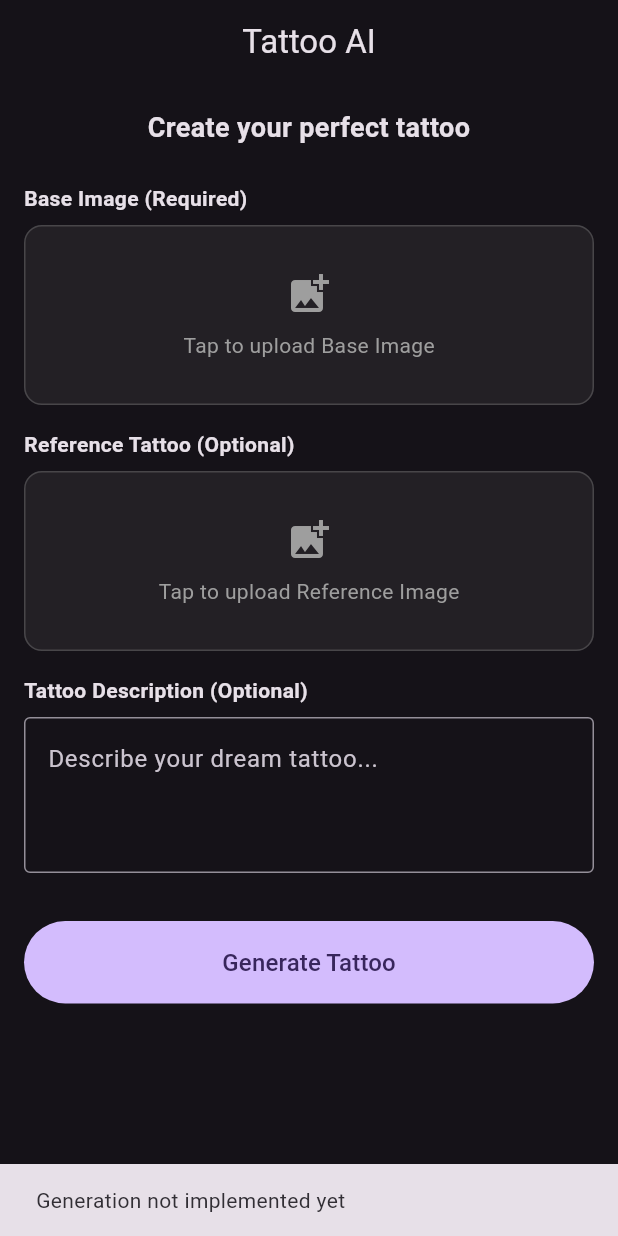
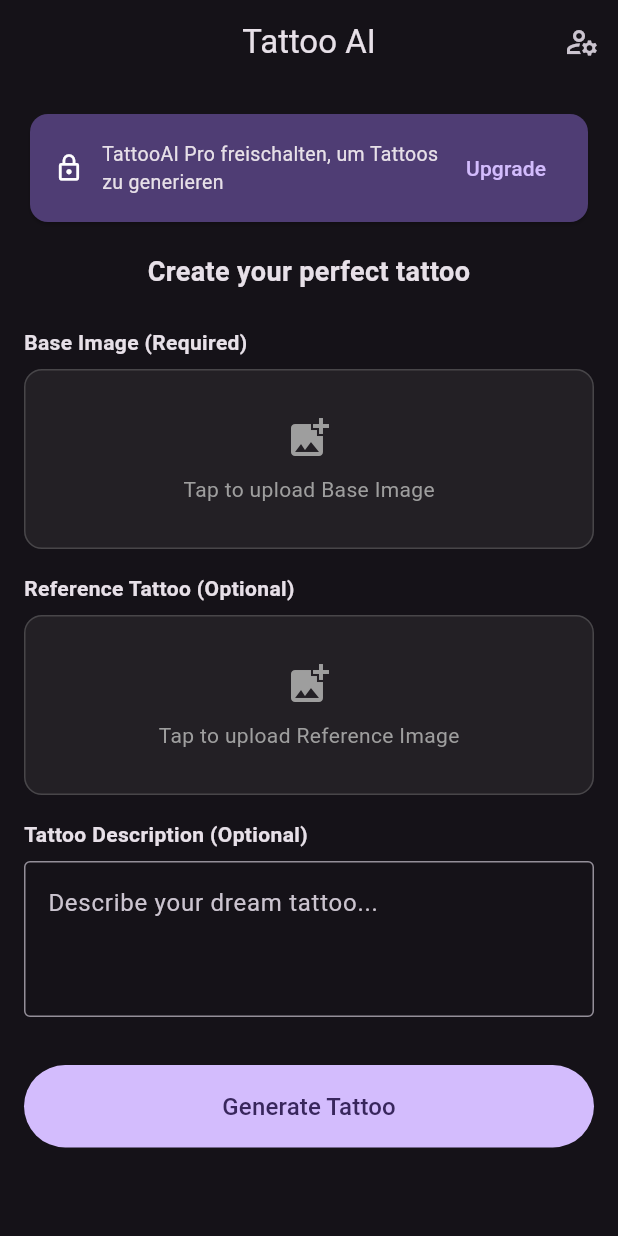
Before and after one commit to Zynachinos/TattooAI, a Flutter app: the screen it shows after launch, after a tap on "Generate Tattoo", on a phone screen of 412 x 824 dp. Run offline on Flutter 3.47's test engine with Material 3 defaults, Android fonts, the phone set to English and light mode, and no system bars; our stand-ins replace firebase_core; missing offline and left inert: purchases_flutter, purchases_ui_flutter; accounts and stored records are empty.

Commit message:
feat: implement billing service and integrate RevenueCat for subscription management

```diff
--- a/lib/app.dart
+++ b/lib/app.dart
@@ -1,4 +1,5 @@
 import 'package:flutter/material.dart';
+import 'features/billing/billing_service.dart';
 import 'screens/create_tattoo_screen.dart';
 
 class TattooAiApp extends StatelessWidget {
@@ -15,7 +16,10 @@ class TattooAiApp extends StatelessWidget {
         ),
         useMaterial3: true,
       ),
-      home: const CreateTattooScreen(),
+      home: ListenableBuilder(
+        listenable: BillingService.instance,
+        builder: (context, _) => const CreateTattooScreen(),
+      ),
       debugShowCheckedModeBanner: false,
     );
   }
--- /dev/null
+++ b/lib/core/config/app_config.dart
@@ -0,0 +1,20 @@
+import 'dart:io';
+
+class AppConfig {
+  // TODO: Schritt 1.3 — ersetzen mit echtem Android Key aus RevenueCat Dashboard (goog_xxxxx)
+  static const String _androidKey = 'test_DCHzncukfpoRyXODyXoyBXGzUNZ';
+
+  // TODO: Schritt 11.1 (Mac-Handoff) — iOS Key aus RevenueCat Dashboard eintragen
+  static const String _iosKey = '';
+
+  static String get revenueCatApiKey =>
+      Platform.isAndroid ? _androidKey : _iosKey;
+
+  static const String entitlementId = 'TattooAI Pro';
+
+  // RevenueCat offering/product identifiers
+  static const String offeringDefault = 'default';
+  static const String productLifetime = 'lifetime';
+  static const String productYearly = 'yearly';
+  static const String productMonthly = 'monthly';
+}
--- /dev/null
+++ b/lib/features/billing/billing_service.dart
@@ -0,0 +1,149 @@
+import 'package:flutter/foundation.dart';
+import 'package:flutter/services.dart';
+import 'package:purchases_flutter/purchases_flutter.dart';
+import 'package:purchases_ui_flutter/purchases_ui_flutter.dart';
+import '../../core/config/app_config.dart';
+
+class BillingService extends ChangeNotifier {
+  BillingService._();
+  static final BillingService instance = BillingService._();
+
+  CustomerInfo? _customerInfo;
+  bool _isLoading = false;
+  String? _error;
+
+  CustomerInfo? get customerInfo => _customerInfo;
+  bool get isLoading => _isLoading;
+  String? get error => _error;
+
+  bool get isPro =>
+      _customerInfo?.entitlements.active
+          .containsKey(AppConfig.entitlementId) ??
+      false;
+
+  // ─── Init ───────────────────────────────────────────────────────────────────
+
+  Future<void> configure({String? firebaseUid}) async {
+    if (kDebugMode) await Purchases.setLogLevel(LogLevel.debug);
+
+    final config = PurchasesConfiguration(AppConfig.revenueCatApiKey)
+      ..appUserID = firebaseUid;
+
+    await Purchases.configure(config);
+    Purchases.addCustomerInfoUpdateListener(_handleCustomerInfoUpdate);
+    await _fetchCustomerInfo();
+  }
+
+  // ─── Auth sync ──────────────────────────────────────────────────────────────
+
+  Future<void> login(String firebaseUid) async {
+    try {
+      final result = await Purchases.logIn(firebaseUid);
+      _handleCustomerInfoUpdate(result.customerInfo);
+    } on PlatformException catch (e) {
+      _setError('Login fehlgeschlagen: ${e.message}');
+    }
+  }
+
+  Future<void> logout() async {
+    try {
+      final info = await Purchases.logOut();
+      _handleCustomerInfoUpdate(info);
+    } on PlatformException catch (e) {
+      _setError('Logout fehlgeschlagen: ${e.message}');
+    }
+  }
+
+  // ─── Customer info ──────────────────────────────────────────────────────────
+
+  Future<void> refreshCustomerInfo() => _fetchCustomerInfo();
+
+  Future<void> _fetchCustomerInfo() async {
+    _setLoading(true);
+    try {
+      final info = await Purchases.getCustomerInfo();
+      _handleCustomerInfoUpdate(info);
+    } on PlatformException catch (e) {
+      _setError('Kundendaten konnten nicht geladen werden: ${e.message}');
+    } finally {
+      _setLoading(false);
+    }
+  }
+
+  void _handleCustomerInfoUpdate(CustomerInfo info) {
+    _customerInfo = info;
+    _error = null;
+    notifyListeners();
+  }
+
+  // ─── Purchases ──────────────────────────────────────────────────────────────
+
+  Future<bool> restorePurchases() async {
+    _setLoading(true);
+    try {
+      final info = await Purchases.restorePurchases();
+      _handleCustomerInfoUpdate(info);
+      return info.entitlements.active.containsKey(AppConfig.entitlementId);
+    } on PlatformException catch (e) {
+      _setError('Wiederherstellung fehlgeschlagen: ${e.message}');
+      return false;
+    } finally {
+      _setLoading(false);
+    }
+  }
+
+  // ─── Paywall ─────────────────────────────────────────────────────────────────
+
+  /// Always shows the paywall regardless of entitlement status.
+  Future<PaywallResult> presentPaywall({
+    Offering? offering,
+    bool displayCloseButton = true,
+  }) async {
+    return RevenueCatUI.presentPaywall(
+      offering: offering,
+      displayCloseButton: displayCloseButton,
+    );
+  }
+
+  /// Shows paywall only if the user does NOT have the pro entitlement.
+  /// Returns [PaywallResult.notPresented] if they already have access.
+  Future<PaywallResult> presentPaywallIfNeeded({
+    Offering? offering,
+    bool displayCloseButton = true,
+  }) async {
+    return RevenueCatUI.presentPaywallIfNeeded(
+      AppConfig.entitlementId,
+      offering: offering,
+      displayCloseButton: displayCloseButton,
+    );
+  }
+
+  // ─── Customer Center ────────────────────────────────────────────────────────
+
+  /// Shows the RevenueCat Customer Center (manage subscriptions, get support).
+  /// Automatically refreshes customer info if the user restores a purchase.
+  Future<void> presentCustomerCenter() async {
+    await RevenueCatUI.presentCustomerCenter(
+      onRestoreCompleted: (info) => _handleCustomerInfoUpdate(info),
+    );
+  }
+
+  // ─── Helpers ─────────────────────────────────────────────────────────────────
+
+  void _setLoading(bool value) {
+    _isLoading = value;
+    notifyListeners();
+  }
+
+  void _setError(String msg) {
+    _error = msg;
+    debugPrint('[BillingService] $msg');
+    notifyListeners();
+  }
+
+  @override
+  void dispose() {
+    Purchases.removeCustomerInfoUpdateListener(_handleCustomerInfoUpdate);
+    super.dispose();
+  }
+}
--- a/lib/main.dart
+++ b/lib/main.dart
@@ -1,10 +1,16 @@
 import 'package:firebase_core/firebase_core.dart';
 import 'package:flutter/material.dart';
 import 'app.dart';
+import 'features/billing/billing_service.dart';
 import 'firebase_options.dart';
 
 void main() async {
   WidgetsFlutterBinding.ensureInitialized();
+
   await Firebase.initializeApp(options: DefaultFirebaseOptions.currentPlatform);
+
+  // RevenueCat – no user ID yet; synced with Firebase UID after login (Phase 3)
+  await BillingService.instance.configure();
+
   runApp(const TattooAiApp());
 }
--- a/lib/screens/create_tattoo_screen.dart
+++ b/lib/screens/create_tattoo_screen.dart
@@ -1,4 +1,6 @@
 import 'package:flutter/material.dart';
+import 'package:purchases_ui_flutter/purchases_ui_flutter.dart';
+import '../features/billing/billing_service.dart';
 
 class CreateTattooScreen extends StatelessWidget {
   const CreateTattooScreen({super.key});
@@ -9,34 +11,41 @@ class CreateTattooScreen extends StatelessWidget {
       appBar: AppBar(
         title: const Text('Tattoo AI'),
         centerTitle: true,
+        actions: [
+          IconButton(
+            icon: const Icon(Icons.manage_accounts_outlined),
+            tooltip: 'Abonnement verwalten',
+            onPressed: () => BillingService.instance.presentCustomerCenter(),
           ),
-      body: SingleChildScrollView(
-        padding: const EdgeInsets.all(16.0),
+        ],
+      ),
+      body: ListenableBuilder(
+        listenable: BillingService.instance,
+        builder: (context, _) {
+          final billing = BillingService.instance;
+          return SingleChildScrollView(
+            padding: const EdgeInsets.all(16),
             child: Column(
               crossAxisAlignment: CrossAxisAlignment.stretch,
               children: [
+                if (!billing.isPro) _ProBanner(billing: billing),
+                if (!billing.isPro) const SizedBox(height: 16),
                 const Text(
                   'Create your perfect tattoo',
                   style: TextStyle(fontSize: 18, fontWeight: FontWeight.bold),
                   textAlign: TextAlign.center,
                 ),
                 const SizedBox(height: 24),
-
-            // Base Image Placeholder
                 _buildSection(
                   title: 'Base Image (Required)',
                   child: _buildPlaceholderBox('Tap to upload Base Image'),
                 ),
                 const SizedBox(height: 16),
-
-            // Reference Image Placeholder
                 _buildSection(
                   title: 'Reference Tattoo (Optional)',
                   child: _buildPlaceholderBox('Tap to upload Reference Image'),
                 ),
                 const SizedBox(height: 16),
-
-            // Tattoo Description
                 _buildSection(
                   title: 'Tattoo Description (Optional)',
                   child: const TextField(
@@ -48,26 +57,46 @@ class CreateTattooScreen extends StatelessWidget {
                   ),
                 ),
                 const SizedBox(height: 32),
-
-            // Generate Button
                 FilledButton(
-              onPressed: () {
-                // TODO: Implement generation logic
-                ScaffoldMessenger.of(context).showSnackBar(
-                  const SnackBar(content: Text('Generation not implemented yet')),
-                );
-              },
+                  onPressed: billing.isLoading
+                      ? null
+                      : () => _onGenerateTapped(context, billing),
                   style: FilledButton.styleFrom(
                     padding: const EdgeInsets.symmetric(vertical: 16),
                   ),
-              child: const Text(
+                  child: billing.isLoading
+                      ? const SizedBox(
+                          height: 20,
+                          width: 20,
+                          child: CircularProgressIndicator(strokeWidth: 2),
+                        )
+                      : const Text(
                           'Generate Tattoo',
                           style: TextStyle(fontSize: 16),
                         ),
                 ),
               ],
             ),
+          );
+        },
       ),
+    );
+  }
+
+  Future<void> _onGenerateTapped(
+      BuildContext context, BillingService billing) async {
+    if (!billing.isPro) {
+      final result = await billing.presentPaywallIfNeeded();
+      if (result != PaywallResult.purchased &&
+          result != PaywallResult.restored &&
+          result != PaywallResult.notPresented) {
+        return;
+      }
+    }
+    // TODO Phase 6: actual generation logic
+    if (!context.mounted) return;
+    ScaffoldMessenger.of(context).showSnackBar(
+      const SnackBar(content: Text('Generation starts here (Phase 6)')),
     );
   }
 
@@ -75,10 +104,9 @@ class CreateTattooScreen extends StatelessWidget {
     return Column(
       crossAxisAlignment: CrossAxisAlignment.start,
       children: [
-        Text(
-          title,
-          style: const TextStyle(fontWeight: FontWeight.w600, fontSize: 14),
-        ),
+        Text(title,
+            style:
+                const TextStyle(fontWeight: FontWeight.w600, fontSize: 14)),
         const SizedBox(height: 8),
         child,
       ],
@@ -106,3 +134,36 @@ class CreateTattooScreen extends StatelessWidget {
     );
   }
 }
+
+// ─── Pro Banner ───────────────────────────────────────────────────────────────
+
+class _ProBanner extends StatelessWidget {
+  const _ProBanner({required this.billing});
+  final BillingService billing;
+
+  @override
+  Widget build(BuildContext context) {
+    return Card(
+      color: Theme.of(context).colorScheme.primaryContainer,
+      child: Padding(
+        padding: const EdgeInsets.symmetric(horizontal: 16, vertical: 12),
+        child: Row(
+          children: [
+            const Icon(Icons.lock_outline, size: 20),
+            const SizedBox(width: 12),
+            const Expanded(
+              child: Text(
+                'TattooAI Pro freischalten, um Tattoos zu generieren',
+                style: TextStyle(fontSize: 13),
+              ),
+            ),
+            TextButton(
+              onPressed: () => billing.presentPaywall(),
+              child: const Text('Upgrade'),
+            ),
+          ],
+        ),
+      ),
+    );
+  }
+}
```
Also changed, not shown: .claude/settings.local.json, 1 other file. Lines whose indentation alone changed are shown as unchanged.
